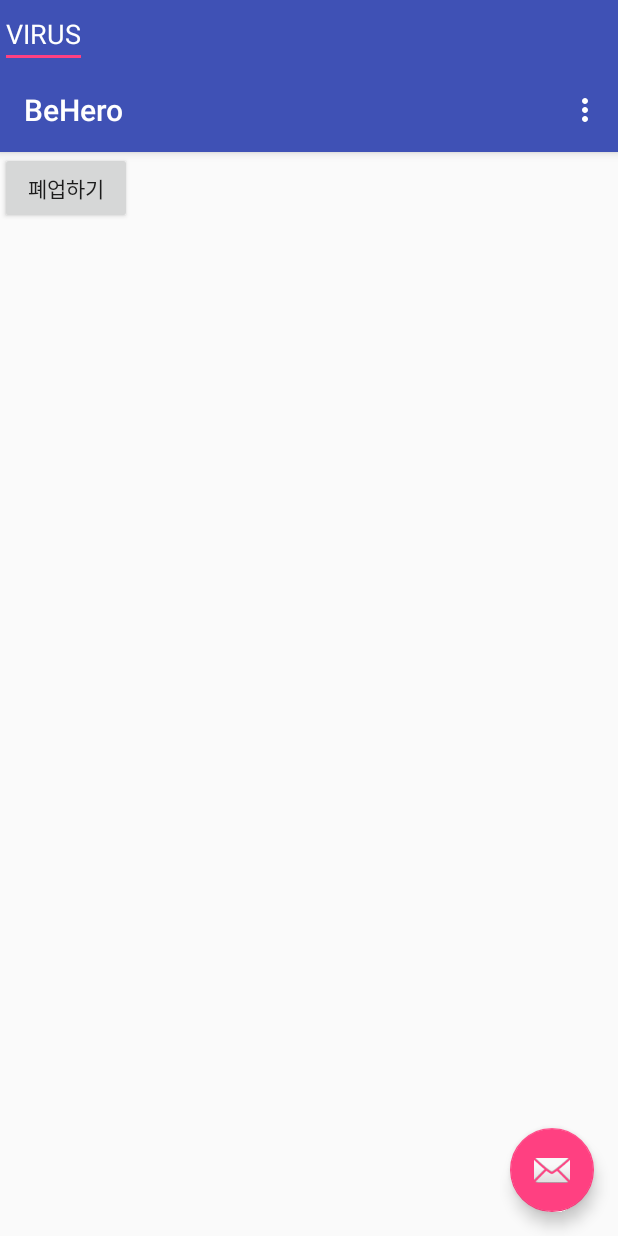
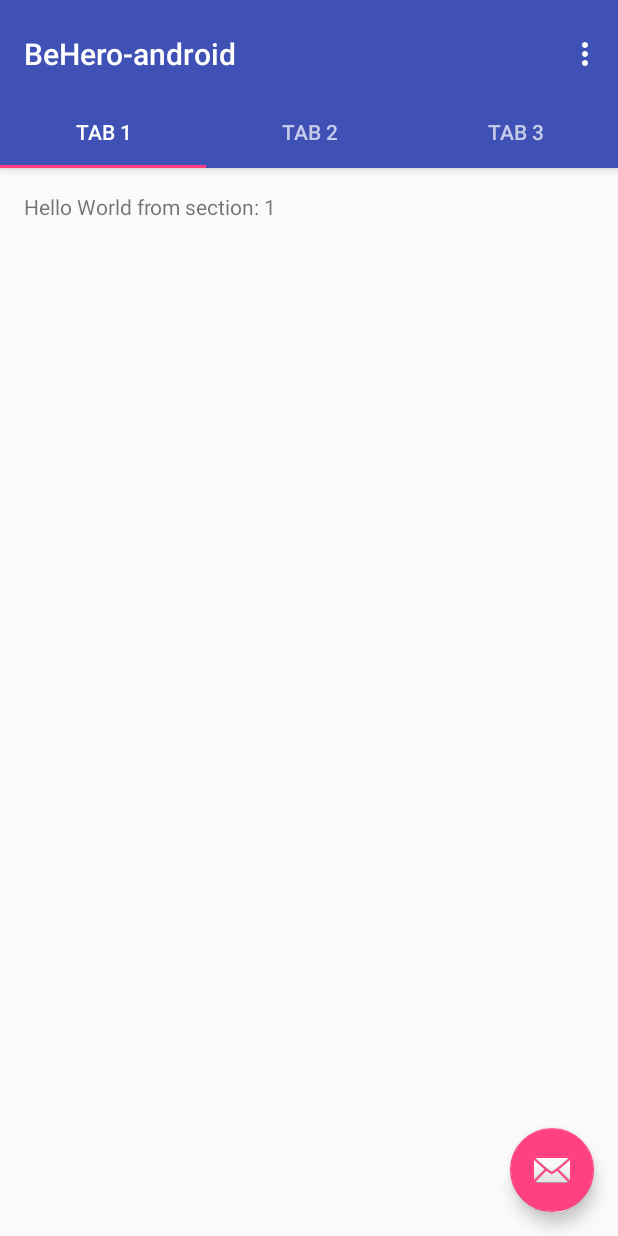
Before and after one commit to virus-lab/BeHero-android, an Android app: the screen it shows after launch (MainActivity), on a phone screen of 412 x 824 dp. Run offline under Robolectric (Android 15) with nearby library versions, the light colour scheme and no system bars.

Commit message:
Re-initialize with swipe view

```diff
--- a/app/build.gradle
+++ b/app/build.gradle
@@ -3,7 +3,7 @@ apply plugin: 'com.android.application'
 android {
     compileSdkVersion 26
     defaultConfig {
-        applicationId "network.virus.behero"
+        applicationId "network.virus.behero_android"
         minSdkVersion 15
         targetSdkVersion 26
         versionCode 1
@@ -21,8 +21,8 @@ android {
 dependencies {
     implementation fileTree(dir: 'libs', include: ['*.jar'])
     implementation 'com.android.support:appcompat-v7:26.1.0'
+    implementation 'com.android.support:design:26.1.0'
     implementation 'com.android.support.constraint:constraint-layout:1.0.2'
-    implementation 'com.android.support:design:26.1.0'
     testImplementation 'junit:junit:4.12'
     androidTestImplementation 'com.android.support.test:runner:1.0.1'
     androidTestImplementation 'com.android.support.test.espresso:espresso-core:3.0.1'
--- a/app/src/main/AndroidManifest.xml
+++ b/app/src/main/AndroidManifest.xml
@@ -1,6 +1,6 @@
 <?xml version="1.0" encoding="utf-8"?>
 <manifest xmlns:android="http://schemas.android.com/apk/res/android"
-    package="network.virus.behero">
+    package="network.virus.behero_android">
 
     <application
         android:allowBackup="true"
--- /dev/null
+++ b/app/src/main/java/network/virus/behero_android/MainActivity.java
@@ -0,0 +1,151 @@
+package network.virus.behero_android;
+
+import android.support.design.widget.TabLayout;
+import android.support.design.widget.FloatingActionButton;
+import android.support.design.widget.Snackbar;
+import android.support.v7.app.AppCompatActivity;
+import android.support.v7.widget.Toolbar;
+
+import android.support.v4.app.Fragment;
+import android.support.v4.app.FragmentManager;
+import android.support.v4.app.FragmentPagerAdapter;
+import android.support.v4.view.ViewPager;
+import android.os.Bundle;
+import android.view.LayoutInflater;
+import android.view.Menu;
+import android.view.MenuItem;
+import android.view.View;
+import android.view.ViewGroup;
+
+import android.widget.TextView;
+
+public class MainActivity extends AppCompatActivity {
+
+    /**
+     * The {@link android.support.v4.view.PagerAdapter} that will provide
+     * fragments for each of the sections. We use a
+     * {@link FragmentPagerAdapter} derivative, which will keep every
+     * loaded fragment in memory. If this becomes too memory intensive, it
+     * may be best to switch to a
+     * {@link android.support.v4.app.FragmentStatePagerAdapter}.
+     */
+    private SectionsPagerAdapter mSectionsPagerAdapter;
+
+    /**
+     * The {@link ViewPager} that will host the section contents.
+     */
+    private ViewPager mViewPager;
+
+    @Override
+    protected void onCreate(Bundle savedInstanceState) {
+        super.onCreate(savedInstanceState);
+        setContentView(R.layout.activity_main);
+
+        Toolbar toolbar = (Toolbar) findViewById(R.id.toolbar);
+        setSupportActionBar(toolbar);
+        // Create the adapter that will return a fragment for each of the three
+        // primary sections of the activity.
+        mSectionsPagerAdapter = new SectionsPagerAdapter(getSupportFragmentManager());
+
+        // Set up the ViewPager with the sections adapter.
+        mViewPager = (ViewPager) findViewById(R.id.container);
+        mViewPager.setAdapter(mSectionsPagerAdapter);
+
+        TabLayout tabLayout = (TabLayout) findViewById(R.id.tabs);
+
+        mViewPager.addOnPageChangeListener(new TabLayout.TabLayoutOnPageChangeListener(tabLayout));
+        tabLayout.addOnTabSelectedListener(new TabLayout.ViewPagerOnTabSelectedListener(mViewPager));
+
+        FloatingActionButton fab = (FloatingActionButton) findViewById(R.id.fab);
+        fab.setOnClickListener(new View.OnClickListener() {
+            @Override
+            public void onClick(View view) {
+                Snackbar.make(view, "Replace with your own action", Snackbar.LENGTH_LONG)
+                        .setAction("Action", null).show();
+            }
+        });
+
+    }
+
+
+    @Override
+    public boolean onCreateOptionsMenu(Menu menu) {
+        // Inflate the menu; this adds items to the action bar if it is present.
+        getMenuInflater().inflate(R.menu.menu_main, menu);
+        return true;
+    }
+
+    @Override
+    public boolean onOptionsItemSelected(MenuItem item) {
+        // Handle action bar item clicks here. The action bar will
+        // automatically handle clicks on the Home/Up button, so long
+        // as you specify a parent activity in AndroidManifest.xml.
+        int id = item.getItemId();
+
+        //noinspection SimplifiableIfStatement
+        if (id == R.id.action_settings) {
+            return true;
+        }
+
+        return super.onOptionsItemSelected(item);
+    }
+
+    /**
+     * A placeholder fragment containing a simple view.
+     */
+    public static class PlaceholderFragment extends Fragment {
+        /**
+         * The fragment argument representing the section number for this
+         * fragment.
+         */
+        private static final String ARG_SECTION_NUMBER = "section_number";
+
+        public PlaceholderFragment() {
+        }
+
+        /**
+         * Returns a new instance of this fragment for the given section
+         * number.
+         */
+        public static PlaceholderFragment newInstance(int sectionNumber) {
+            PlaceholderFragment fragment = new PlaceholderFragment();
+            Bundle args = new Bundle();
+            args.putInt(ARG_SECTION_NUMBER, sectionNumber);
+            fragment.setArguments(args);
+            return fragment;
+        }
+
+        @Override
+        public View onCreateView(LayoutInflater inflater, ViewGroup container,
+                                 Bundle savedInstanceState) {
+            View rootView = inflater.inflate(R.layout.fragment_main, container, false);
+            TextView textView = (TextView) rootView.findViewById(R.id.section_label);
+            textView.setText(getString(R.string.section_format, getArguments().getInt(ARG_SECTION_NUMBER)));
+            return rootView;
+        }
+    }
+
+    /**
+     * A {@link FragmentPagerAdapter} that returns a fragment corresponding to
+     * one of the sections/tabs/pages.
+     */
+    public class SectionsPagerAdapter extends FragmentPagerAdapter {
+
+        public SectionsPagerAdapter(FragmentManager fm) {
+            super(fm);
+        }
+
+        @Override
+        public Fragment getItem(int position) {
+            // getItem is called to instantiate the fragment for the given page.
+            // Return a PlaceholderFragment (defined as a static inner class below).
+            return PlaceholderFragment.newInstance(position + 1);
+        }
+
+        @Override
+        public int getCount() {
+            // Show 3 total pages.
+            return 3;
+        }
+    }
+}
--- a/app/src/main/res/layout/activity_main.xml
+++ b/app/src/main/res/layout/activity_main.xml
@@ -2,40 +2,68 @@
 <android.support.design.widget.CoordinatorLayout xmlns:android="http://schemas.android.com/apk/res/android"
     xmlns:app="http://schemas.android.com/apk/res-auto"
     xmlns:tools="http://schemas.android.com/tools"
+    android:id="@+id/main_content"
     android:layout_width="match_parent"
     android:layout_height="match_parent"
-    tools:context="network.virus.behero.MainActivity">
+    android:fitsSystemWindows="true"
+    tools:context="network.virus.behero_android.MainActivity">
 
     <android.support.design.widget.AppBarLayout
+        android:id="@+id/appbar"
         android:layout_width="match_parent"
         android:layout_height="wrap_content"
+        android:paddingTop="@dimen/appbar_padding_top"
         android:theme="@style/AppTheme.AppBarOverlay">
-
-        <MultiAutoCompleteTextView
-            android:layout_width="wrap_content"
-            android:layout_height="wrap_content"
-            android:layout_weight="1"
-            android:text="VIRUS" />
 
         <android.support.v7.widget.Toolbar
             android:id="@+id/toolbar"
             android:layout_width="match_parent"
             android:layout_height="?attr/actionBarSize"
+            android:layout_weight="1"
             android:background="?attr/colorPrimary"
-            app:popupTheme="@style/AppTheme.PopupOverlay" />
+            app:layout_scrollFlags="scroll|enterAlways"
+            app:popupTheme="@style/AppTheme.PopupOverlay"
+            app:title="@string/app_name">
 
+        </android.support.v7.widget.Toolbar>
+
+        <android.support.design.widget.TabLayout
+            android:id="@+id/tabs"
+            android:layout_width="match_parent"
+            android:layout_height="wrap_content">
+
+            <android.support.design.widget.TabItem
+                android:id="@+id/tabItem"
+                android:layout_width="wrap_content"
+                android:layout_height="wrap_content"
+                android:text="@string/tab_text_1" />
+
+            <android.support.design.widget.TabItem
+                android:id="@+id/tabItem2"
+                android:layout_width="wrap_content"
+                android:layout_height="wrap_content"
+                android:text="@string/tab_text_2" />
+
+            <android.support.design.widget.TabItem
+                android:id="@+id/tabItem3"
+                android:layout_width="wrap_content"
+                android:layout_height="wrap_content"
+                android:text="@string/tab_text_3" />
+
+        </android.support.design.widget.TabLayout>
     </android.support.design.widget.AppBarLayout>
 
-    <include
-        android:id="@+id/listButton"
-        layout="@layout/content_main"
-        android:layout_width="wrap_content" />
+    <android.support.v4.view.ViewPager
+        android:id="@+id/container"
+        android:layout_width="match_parent"
+        android:layout_height="match_parent"
+        app:layout_behavior="@string/appbar_scrolling_view_behavior" />
 
     <android.support.design.widget.FloatingActionButton
         android:id="@+id/fab"
         android:layout_width="wrap_content"
         android:layout_height="wrap_content"
-        android:layout_gravity="bottom|end"
+        android:layout_gravity="end|bottom"
         android:layout_margin="@dimen/fab_margin"
         app:srcCompat="@android:drawable/ic_dialog_email" />
 
--- a/app/src/main/res/layout/content_main.xml
+++ /dev/null
@@ -1,19 +0,0 @@
-<?xml version="1.0" encoding="utf-8"?>
-<android.support.constraint.ConstraintLayout xmlns:android="http://schemas.android.com/apk/res/android"
-    xmlns:app="http://schemas.android.com/apk/res-auto"
-    xmlns:tools="http://schemas.android.com/tools"
-    android:layout_width="match_parent"
-    android:layout_height="match_parent"
-    app:layout_behavior="@string/appbar_scrolling_view_behavior"
-    tools:context="network.virus.behero.MainActivity"
-    tools:showIn="@layout/activity_main">
-
-    <Button
-        android:id="@+id/exitButton"
-        android:layout_width="wrap_content"
-        android:layout_height="wrap_content"
-        android:text="폐업하기"
-        tools:layout_editor_absoluteX="148dp"
-        tools:layout_editor_absoluteY="395dp" />
-
-</android.support.constraint.ConstraintLayout>
--- /dev/null
+++ b/app/src/main/res/layout/fragment_main.xml
@@ -0,0 +1,22 @@
+<android.support.constraint.ConstraintLayout xmlns:android="http://schemas.android.com/apk/res/android"
+    xmlns:app="http://schemas.android.com/apk/res-auto"
+    xmlns:tools="http://schemas.android.com/tools"
+    android:id="@+id/constraintLayout"
+    android:layout_width="match_parent"
+    android:layout_height="match_parent"
+    tools:context="network.virus.behero_android.MainActivity$PlaceholderFragment">
+
+    <TextView
+        android:id="@+id/section_label"
+        android:layout_width="wrap_content"
+        android:layout_height="wrap_content"
+        android:layout_marginBottom="@dimen/activity_vertical_margin"
+        android:layout_marginEnd="@dimen/activity_horizontal_margin"
+        android:layout_marginStart="@dimen/activity_horizontal_margin"
+        android:layout_marginTop="@dimen/activity_vertical_margin"
+        app:layout_constraintLeft_toLeftOf="parent"
+        app:layout_constraintTop_toTopOf="@+id/constraintLayout"
+        tools:layout_constraintLeft_creator="1"
+        tools:layout_constraintTop_creator="1" />
+
+</android.support.constraint.ConstraintLayout>
--- a/app/src/main/res/menu/menu_main.xml
+++ b/app/src/main/res/menu/menu_main.xml
@@ -1,35 +1,10 @@
 <menu xmlns:android="http://schemas.android.com/apk/res/android"
     xmlns:app="http://schemas.android.com/apk/res-auto"
     xmlns:tools="http://schemas.android.com/tools"
-    tools:context="network.virus.behero.MainActivity">
+    tools:context="network.virus.behero_android.MainActivity">
     <item
-        android:id="@+id/action_settings1"
+        android:id="@+id/action_settings"
         android:orderInCategory="100"
-        android:title="@string/action_settings0"
-        app:showAsAction="never" />
-    <item
-        android:id="@+id/action_settings2"
-        android:orderInCategory="100"
-        android:title="@string/action_settings1"
-        app:showAsAction="never" />
-    <item
-        android:id="@+id/action_settings3"
-        android:orderInCategory="100"
-        android:title="@string/action_settings2"
-        app:showAsAction="never" />
-    <item
-        android:id="@+id/action_settings4"
-        android:orderInCategory="100"
-        android:title="@string/action_settings3"
-        app:showAsAction="never" />
-    <item
-        android:id="@+id/action_settings5"
-        android:orderInCategory="100"
-        android:title="@string/action_settings4"
-        app:showAsAction="never" />
-    <item
-        android:id="@+id/action_settings6"
-        android:orderInCategory="100"
-        android:title="@string/action_settings5"
+        android:title="@string/action_settings"
         app:showAsAction="never" />
 </menu>
--- /dev/null
+++ b/app/src/main/res/values-w820dp/dimens.xml
@@ -0,0 +1,6 @@
+<resources>
+    <!-- Example customization of dimensions originally defined in res/values/dimens.xml
+         (such as screen margins) for screens with more than 820dp of available width. This
+         would include 7" and 10" devices in landscape (~960dp and ~1280dp respectively). -->
+    <dimen name="activity_horizontal_margin">64dp</dimen>
+</resources>
--- a/app/src/main/res/values/dimens.xml
+++ b/app/src/main/res/values/dimens.xml
@@ -1,3 +1,7 @@
 <resources>
+    <!-- Default screen margins, per the Android Design guidelines. -->
+    <dimen name="activity_horizontal_margin">16dp</dimen>
+    <dimen name="activity_vertical_margin">16dp</dimen>
     <dimen name="fab_margin">16dp</dimen>
+    <dimen name="appbar_padding_top">8dp</dimen>
 </resources>
--- a/app/src/main/res/values/strings.xml
+++ b/app/src/main/res/values/strings.xml
@@ -1,10 +1,8 @@
 <resources>
-    <string name="app_name">BeHero</string>
+    <string name="app_name">BeHero-android</string>
+    <string name="tab_text_1">Tab 1</string>
+    <string name="tab_text_2">Tab 2</string>
+    <string name="tab_text_3">Tab 3</string>
     <string name="action_settings">Settings</string>
-    <string name="action_settings0">가</string>
-    <string name="action_settings1">즈</string>
-    <string name="action_settings2">아</string>
-    <string name="action_settings3">ㅏ</string>
-    <string name="action_settings4">ㅏ</string>
-    <string name="action_settings5">ㅏ</string>
+    <string name="section_format">Hello World from section: %1$d</string>
 </resources>
--- a/gradle.properties
+++ b/gradle.properties
@@ -15,5 +15,3 @@ org.gradle.jvmargs=-Xmx1536m
 # This option should only be used with decoupled projects. More details, visit
 # http://www.gradle.org/docs/current/userguide/multi_project_builds.html#sec:decoupled_projects
 # org.gradle.parallel=true
-
-org.gradle.jvmargs=-Xmx1024m
```
Also changed, not shown: app/src/main/java/network/virus/behero/MainActivity.java (deleted, +0 -99 lines), gradle/wrapper/gradle-wrapper.properties, 5 other files.
